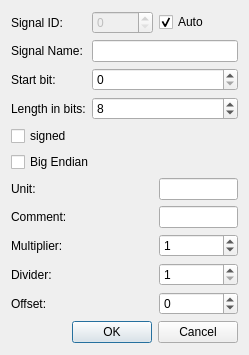
Old version of the form SW/DataLoggerPC/src/signal_dialog.ui in the repository mkowalik/DataLogger_CAN_GPS_2018.
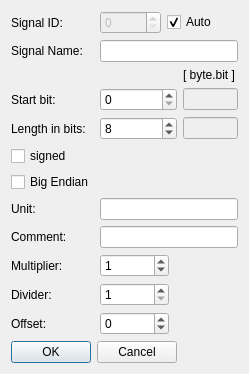
New version of the form.

Commit message: [SW] Bugfixes in the user interface. Added [byte.bit] box into signal definition widget. Bugfixed writing configuration to .aghconf file: added writing RTCConfigurationFrameID, frame expected DLC, frame signals number. Using FrameSignalVariant = std::variant<const ConfigFrame*, const ConfigSignal*> to hold Signal or Frame reference in ConfigTrigger class. Bugfixed changing raw/symbolic value in TriggerDialog class.

```diff
--- a/SW/DataLoggerPC/src/signal_dialog.ui
+++ b/SW/DataLoggerPC/src/signal_dialog.ui
@@ -14,7 +14,56 @@
    <string>Dialog</string>
   </property>
   <layout class="QGridLayout" name="gridLayout">
-   <item row="11" column="0" colspan="3">
+   <item row="8" column="0">
+    <widget class="QLabel" name="comment_label">
+     <property name="text">
+      <string>Comment:</string>
+     </property>
+     <property name="buddy">
+      <cstring>comment_lineEdit</cstring>
+     </property>
+    </widget>
+   </item>
+   <item row="10" column="5">
+    <spacer name="horizontalSpacer_2">
+     <property name="orientation">
+      <enum>Qt::Horizontal</enum>
+     </property>
+     <property name="sizeHint" stdset="0">
+      <size>
+       <width>66</width>
+       <height>20</height>
+      </size>
+     </property>
+    </spacer>
+   </item>
+   <item row="4" column="2" colspan="3">
+    <widget class="QSpinBox" name="lengthBits_spinBox">
+     <property name="minimum">
+      <number>1</number>
+     </property>
+     <property name="maximum">
+      <number>64</number>
+     </property>
+     <property name="value">
+      <number>8</number>
+     </property>
+    </widget>
+   </item>
+   <item row="7" column="2" colspan="4">
+    <widget class="QLineEdit" name="unit_lineEdit"/>
+   </item>
+   <item row="10" column="0">
+    <widget class="QLabel" name="divider_label">
+     <property name="text">
+      <string>Divider:</string>
+     </property>
+     <property name="buddy">
+      <cstring>divider_spinBox</cstring>
+     </property>
+    </widget>
+   </item>
+   <item row="12" column="0" colspan="5">
     <widget class="QDialogButtonBox" name="buttonBox">
      <property name="focusPolicy">
       <enum>Qt::NoFocus</enum>
@@ -28,45 +77,29 @@
     </widget>
    </item>
    <item row="9" column="0">
-    <widget class="QLabel" name="divider_label">
+    <widget class="QLabel" name="multiplier_label">
      <property name="text">
-      <string>Divider:</string>
+      <string>Multiplier:</string>
      </property>
      <property name="buddy">
       <cstring>divider_spinBox</cstring>
      </property>
     </widget>
    </item>
-   <item row="3" column="1" colspan="2">
-    <widget class="QSpinBox" name="lengthBits_spinBox">
-     <property name="minimum">
-      <number>1</number>
-     </property>
-     <property name="maximum">
-      <number>64</number>
-     </property>
-     <property name="value">
-      <number>8</number>
-     </property>
-    </widget>
-   </item>
-   <item row="7" column="2">
-    <widget class="QLineEdit" name="comment_lineEdit"/>
-   </item>
    <item row="7" column="0">
-    <widget class="QLabel" name="comment_label">
+    <widget class="QLabel" name="unit_label">
      <property name="text">
-      <string>Comment:</string>
+      <string>Unit:</string>
      </property>
      <property name="buddy">
       <cstring>comment_lineEdit</cstring>
      </property>
     </widget>
    </item>
-   <item row="1" column="1" colspan="2">
+   <item row="1" column="2" colspan="4">
     <widget class="QLineEdit" name="signalName_lineEdit"/>
    </item>
-   <item row="8" column="2">
+   <item row="9" column="2" colspan="2">
     <widget class="QSpinBox" name="multiplier_spinBox">
      <property name="minimum">
       <number>-32768</number>
@@ -79,6 +112,52 @@
      </property>
     </widget>
    </item>
+   <item row="3" column="2" colspan="3">
+    <widget class="QSpinBox" name="startBit_spinBox">
+     <property name="maximum">
+      <number>63</number>
+     </property>
+    </widget>
+   </item>
+   <item row="0" column="3" colspan="3">
+    <widget class="QCheckBox" name="signalIDAuto_checkBox">
+     <property name="text">
+      <string>Auto</string>
+     </property>
+     <property name="checked">
+      <bool>true</bool>
+     </property>
+     <property name="tristate">
+      <bool>false</bool>
+     </property>
+    </widget>
+   </item>
+   <item row="11" column="5">
+    <spacer name="horizontalSpacer_3">
+     <property name="orientation">
+      <enum>Qt::Horizontal</enum>
+     </property>
+     <property name="sizeHint" stdset="0">
+      <size>
+       <width>66</width>
+       <height>20</height>
+      </size>
+     </property>
+    </spacer>
+   </item>
+   <item row="9" column="5">
+    <spacer name="horizontalSpacer">
+     <property name="orientation">
+      <enum>Qt::Horizontal</enum>
+     </property>
+     <property name="sizeHint" stdset="0">
+      <size>
+       <width>66</width>
+       <height>20</height>
+      </size>
+     </property>
+    </spacer>
+   </item>
    <item row="1" column="0">
     <widget class="QLabel" name="signalName_label">
      <property name="text">
@@ -89,31 +168,31 @@
      </property>
     </widget>
    </item>
-   <item row="2" column="0">
-    <widget class="QLabel" name="startBit_label">
+   <item row="3" column="5">
+    <widget class="QLineEdit" name="startByteBit_lineEdit">
+     <property name="enabled">
+      <bool>false</bool>
+     </property>
+    </widget>
+   </item>
+   <item row="0" column="0">
+    <widget class="QLabel" name="signalID_label">
      <property name="text">
-      <string>Start bit:</string>
+      <string>Signal ID:</string>
      </property>
      <property name="buddy">
       <cstring>startBit_spinBox</cstring>
      </property>
     </widget>
    </item>
-   <item row="4" column="0">
-    <widget class="QCheckBox" name="signed_checkBox">
-     <property name="text">
-      <string>signed</string>
-     </property>
-    </widget>
-   </item>
-   <item row="5" column="0" colspan="2">
+   <item row="6" column="0" colspan="2">
     <widget class="QCheckBox" name="bigEndian_checkBox">
      <property name="text">
       <string>Big Endian</string>
      </property>
     </widget>
    </item>
-   <item row="10" column="0">
+   <item row="11" column="0">
     <widget class="QLabel" name="offset_label">
      <property name="text">
       <string>Offset:</string>
@@ -123,37 +202,10 @@
      </property>
     </widget>
    </item>
-   <item row="8" column="0">
-    <widget class="QLabel" name="multiplier_label">
-     <property name="text">
-      <string>Multiplier:</string>
-     </property>
-     <property name="buddy">
-      <cstring>multiplier_spinBox</cstring>
-     </property>
-    </widget>
+   <item row="8" column="2" colspan="4">
+    <widget class="QLineEdit" name="comment_lineEdit"/>
    </item>
-   <item row="10" column="2">
-    <widget class="QSpinBox" name="offset_spinBox">
-     <property name="minimum">
-      <number>-32768</number>
-     </property>
-     <property name="maximum">
-      <number>32767</number>
-     </property>
-    </widget>
-   </item>
-   <item row="9" column="2">
-    <widget class="QSpinBox" name="divider_spinBox">
-     <property name="minimum">
-      <number>1</number>
-     </property>
-     <property name="maximum">
-      <number>65535</number>
-     </property>
-    </widget>
-   </item>
-   <item row="3" column="0">
+   <item row="4" column="0">
     <widget class="QLabel" name="length_label">
      <property name="text">
       <string>Length in bits:</string>
@@ -163,59 +215,67 @@
      </property>
     </widget>
    </item>
-   <item row="6" column="2">
-    <widget class="QLineEdit" name="unit_lineEdit"/>
-   </item>
-   <item row="2" column="1" colspan="2">
-    <widget class="QSpinBox" name="startBit_spinBox">
-     <property name="maximum">
-      <number>63</number>
+   <item row="11" column="2" colspan="2">
+    <widget class="QSpinBox" name="offset_spinBox">
+     <property name="minimum">
+      <number>-32768</number>
      </property>
-    </widget>
-   </item>
-   <item row="6" column="0">
-    <widget class="QLabel" name="unit_label">
-     <property name="text">
-      <string>Unit:</string>
-     </property>
-     <property name="buddy">
-      <cstring>unit_lineEdit</cstring>
-     </property>
-    </widget>
-   </item>
-   <item row="0" column="1">
-    <widget class="QSpinBox" name="signalID_spinBox">
-     <property name="enabled">
-      <bool>false</bool>
-     </property>
      <property name="maximum">
-      <number>65535</number>
-     </property>
-    </widget>
-   </item>
-   <item row="0" column="0">
-    <widget class="QLabel" name="signalID_label">
-     <property name="text">
-      <string>Signal ID:</string>
-     </property>
-     <property name="buddy">
-      <cstring>signalID_spinBox</cstring>
+      <number>32767</number>
      </property>
     </widget>
    </item>
    <item row="0" column="2">
-    <widget class="QCheckBox" name="signalIDAuto_checkBox">
+    <widget class="QSpinBox" name="signalID_spinBox">
+     <property name="enabled">
+      <bool>false</bool>
+     </property>
+     <property name="maximum">
+      <number>65535</number>
+     </property>
+    </widget>
+   </item>
+   <item row="10" column="2" colspan="2">
+    <widget class="QSpinBox" name="divider_spinBox">
+     <property name="minimum">
+      <number>1</number>
+     </property>
+     <property name="maximum">
+      <number>65535</number>
+     </property>
+    </widget>
+   </item>
+   <item row="5" column="0">
+    <widget class="QCheckBox" name="signed_checkBox">
      <property name="text">
-      <string>Auto</string>
+      <string>signed</string>
      </property>
-     <property name="checked">
-      <bool>true</bool>
+    </widget>
+   </item>
+   <item row="3" column="0">
+    <widget class="QLabel" name="startBit_label">
+     <property name="text">
+      <string>Start bit:</string>
      </property>
-     <property name="tristate">
+     <property name="buddy">
+      <cstring>startBit_spinBox</cstring>
+     </property>
+    </widget>
+   </item>
+   <item row="4" column="5">
+    <widget class="QLineEdit" name="lengthByteBit_lineEdit">
+     <property name="enabled">
       <bool>false</bool>
      </property>
     </widget>
    </item>
+   <item row="2" column="5">
+    <widget class="QLabel" name="byteBit_label">
+     <property name="text">
+      <string>[ byte.bit ]</string>
+     </property>
+    </widget>
+   </item>
   </layout>
  </widget>
  <tabstops>
```
Left out of the diff: 8 changed lines with no effect on the pictures. The commit also changes 21 other files.
